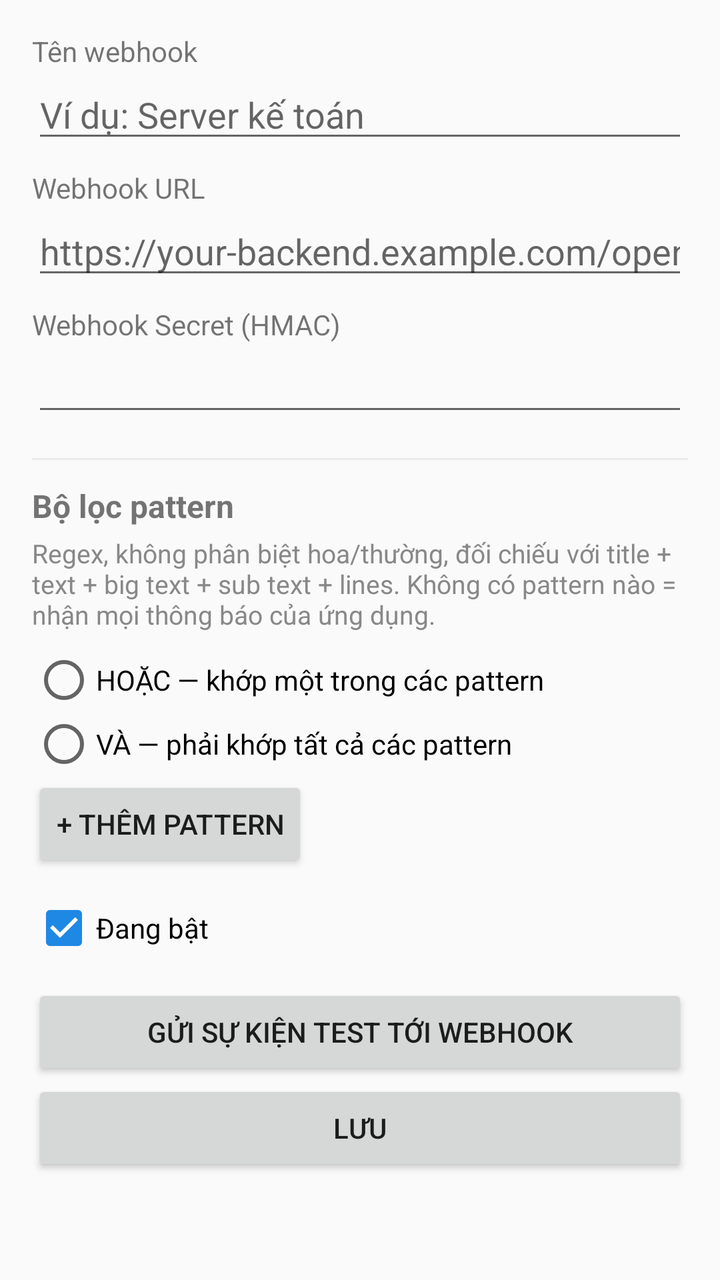
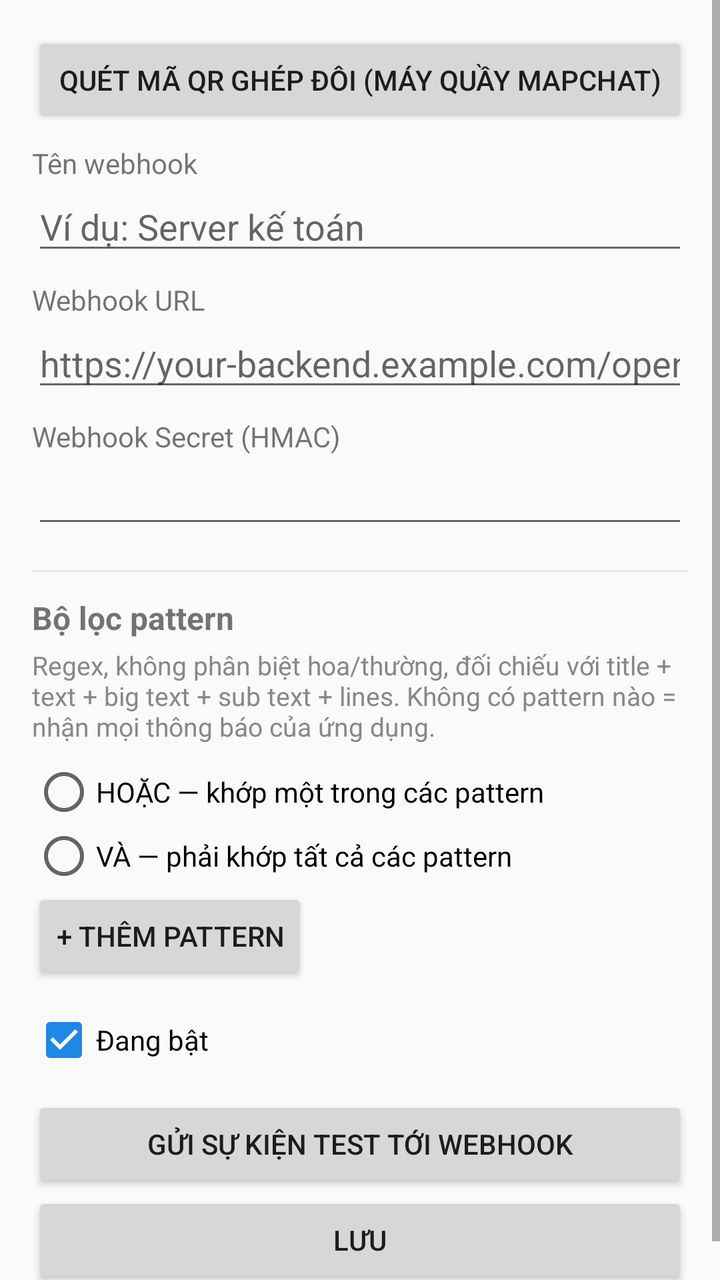

Before-and-after screenshots of an Android layout around one commit, followed by the original layout XML and the change that was made.
<!-- AndroidManifest.xml: application theme Theme.OpenNotify -->
<!-- res/layout/activity_webhook_edit.xml -->
<?xml version="1.0" encoding="utf-8"?>
<ScrollView xmlns:android="http://schemas.android.com/apk/res/android"
    android:layout_width="match_parent"
    android:layout_height="match_parent">

    <LinearLayout
        android:layout_width="match_parent"
        android:layout_height="wrap_content"
        android:orientation="vertical"
        android:padding="16dp">

        <TextView
            android:layout_width="wrap_content"
            android:layout_height="wrap_content"
            android:text="Tên webhook" />
        <EditText
            android:id="@+id/whNameField"
            android:layout_width="match_parent"
            android:layout_height="wrap_content"
            android:hint="Ví dụ: Server kế toán"
            android:importantForAutofill="no"
            android:inputType="text" />

        <TextView
            android:layout_width="wrap_content"
            android:layout_height="wrap_content"
            android:layout_marginTop="8dp"
            android:text="Webhook URL" />
        <EditText
            android:id="@+id/whUrlField"
            android:layout_width="match_parent"
            android:layout_height="wrap_content"
            android:hint="https://your-backend.example.com/opennotify"
            android:importantForAutofill="no"
            android:inputType="textUri" />

        <TextView
            android:layout_width="wrap_content"
            android:layout_height="wrap_content"
            android:layout_marginTop="8dp"
            android:text="Webhook Secret (HMAC)" />
        <EditText
            android:id="@+id/whSecretField"
            android:layout_width="match_parent"
            android:layout_height="wrap_content"
            android:importantForAutofill="no"
            android:inputType="textPassword" />

        <View
            android:layout_width="match_parent"
            android:layout_height="1dp"
            android:layout_marginTop="16dp"
            android:layout_marginBottom="12dp"
            android:background="@color/divider" />

        <TextView
            android:layout_width="wrap_content"
            android:layout_height="wrap_content"
            android:text="Bộ lọc pattern"
            android:textSize="16sp"
            android:textStyle="bold" />
        <TextView
            android:layout_width="wrap_content"
            android:layout_height="wrap_content"
            android:layout_marginTop="4dp"
            android:text="Regex, không phân biệt hoa/thường, đối chiếu với title + text + big text + sub text + lines. Không có pattern nào = nhận mọi thông báo của ứng dụng."
            android:textColor="@color/muted"
            android:textSize="13sp" />

        <RadioGroup
            android:id="@+id/modeGroup"
            android:layout_width="match_parent"
            android:layout_height="wrap_content"
            android:layout_marginTop="8dp"
            android:orientation="vertical">

            <RadioButton
                android:id="@+id/modeOr"
                android:layout_width="wrap_content"
                android:layout_height="wrap_content"
                android:text="HOẶC — khớp một trong các pattern" />

            <RadioButton
                android:id="@+id/modeAnd"
                android:layout_width="wrap_content"
                android:layout_height="wrap_content"
                android:text="VÀ — phải khớp tất cả các pattern" />
        </RadioGroup>

        <LinearLayout
            android:id="@+id/patternContainer"
            android:layout_width="match_parent"
            android:layout_height="wrap_content"
            android:orientation="vertical" />

        <Button
            android:id="@+id/addPatternButton"
            android:layout_width="wrap_content"
            android:layout_height="wrap_content"
            android:text="+ Thêm pattern" />

        <CheckBox
            android:id="@+id/whEnabledField"
            android:layout_width="wrap_content"
            android:layout_height="wrap_content"
            android:layout_marginTop="12dp"
            android:checked="true"
            android:text="Đang bật" />

        <Button
            android:id="@+id/testButton"
            android:layout_width="match_parent"
            android:layout_height="wrap_content"
            android:layout_marginTop="12dp"
            android:text="Gửi sự kiện test tới webhook" />

        <Button
            android:id="@+id/saveButton"
            android:layout_width="match_parent"
            android:layout_height="wrap_content"
            android:text="Lưu" />
    </LinearLayout>
</ScrollView>
<!-- resources referenced by this layout -->
<resources>
  <color name="divider">#22888888</color>
  <color name="muted">#888888</color>
  <style name="Theme.OpenNotify" parent="Theme.AppCompat.DayNight">
          <item name="colorPrimary">@color/brand</item>
          <item name="colorPrimaryDark">@color/brand_dark</item>
          <item name="colorAccent">@color/brand</item>
      </style>
  <color name="brand">#1E88E5</color>
  <color name="brand_dark">#1565C0</color>
</resources>

<!-- the commit's change to res/layout/activity_webhook_edit.xml (unified diff, before → after) -->
@@ -9,9 +9,26 @@
         android:orientation="vertical"
         android:padding="16dp">
 
+        <Button
+            android:id="@+id/scanPairingButton"
+            android:layout_width="match_parent"
+            android:layout_height="wrap_content"
+            android:text="Quét mã QR ghép đôi (máy quầy mapchat)" />
+
+        <TextView
+            android:id="@+id/pairingInfo"
+            android:layout_width="match_parent"
+            android:layout_height="wrap_content"
+            android:layout_marginTop="4dp"
+            android:layout_marginBottom="8dp"
+            android:textColor="@color/muted"
+            android:textSize="13sp"
+            android:visibility="gone" />
+
         <TextView
             android:layout_width="wrap_content"
             android:layout_height="wrap_content"
+            android:layout_marginTop="8dp"
             android:text="Tên webhook" />
         <EditText
             android:id="@+id/whNameField"
@@ -34,17 +51,24 @@
             android:importantForAutofill="no"
             android:inputType="textUri" />
 
-        <TextView
-            android:layout_width="wrap_content"
-            android:layout_height="wrap_content"
-            android:layout_marginTop="8dp"
-            android:text="Webhook Secret (HMAC)" />
-        <EditText
-            android:id="@+id/whSecretField"
+        <LinearLayout
+            android:id="@+id/secretGroup"
             android:layout_width="match_parent"
             android:layout_height="wrap_content"
-            android:importantForAutofill="no"
-            android:inputType="textPassword" />
+            android:orientation="vertical">
+
+            <TextView
+                android:layout_width="wrap_content"
+                android:layout_height="wrap_content"
+                android:layout_marginTop="8dp"
+                android:text="Webhook Secret (HMAC)" />
+            <EditText
+                android:id="@+id/whSecretField"
+                android:layout_width="match_parent"
+                android:layout_height="wrap_content"
+                android:importantForAutofill="no"
+                android:inputType="textPassword" />
+        </LinearLayout>
 
         <View
             android:layout_width="match_parent"
@@ -60,6 +84,7 @@
             android:textSize="16sp"
             android:textStyle="bold" />
         <TextView
+            android:id="@+id/patternHelp"
             android:layout_width="wrap_content"
             android:layout_height="wrap_content"
             android:layout_marginTop="4dp"
